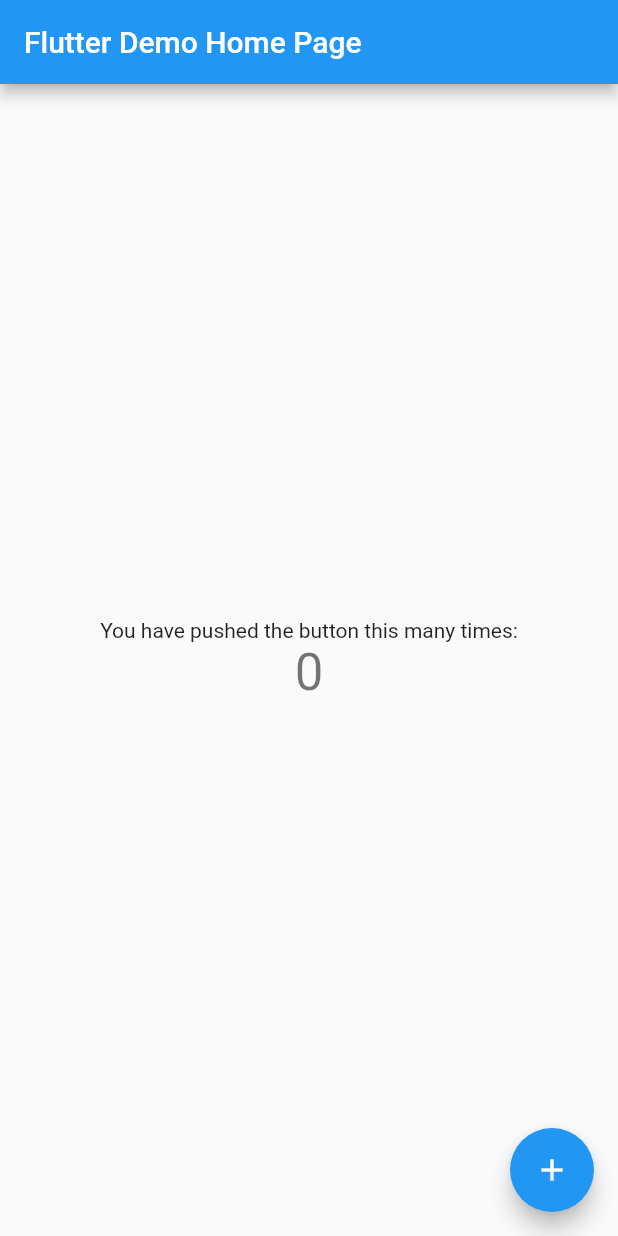
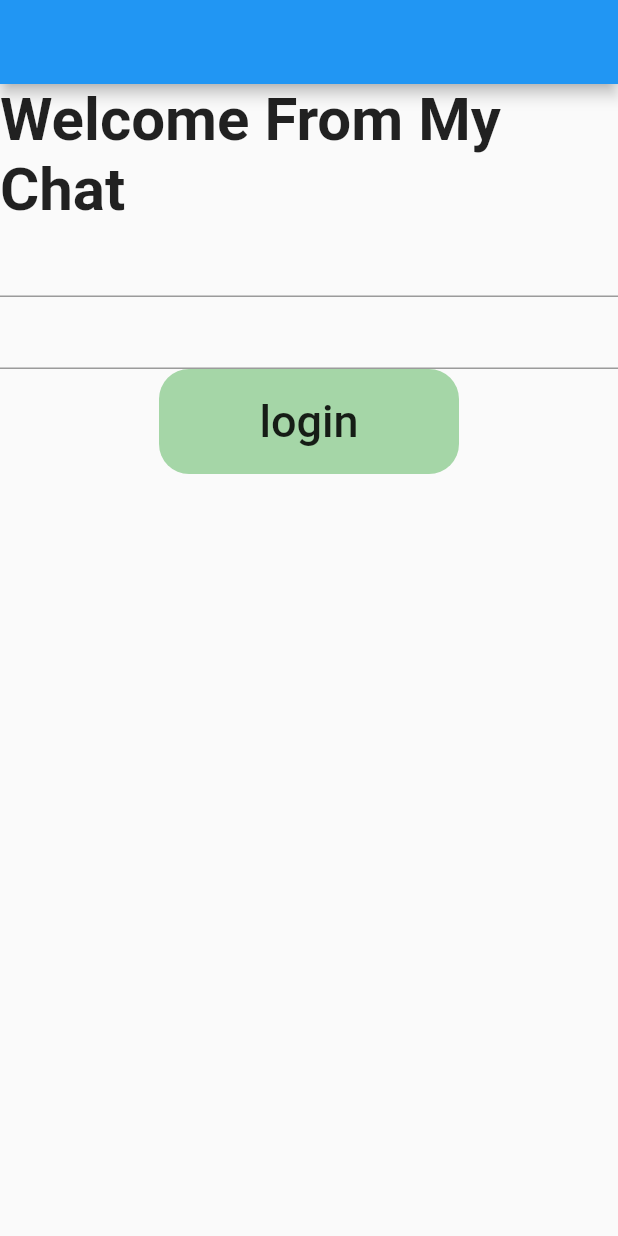
Before and after one commit to WannaMinKhant/group_chat_flutter, a Flutter app: the screen it shows after launch, on a phone screen of 412 x 824 dp. Run offline on Flutter 3.47's test engine with Material 2 defaults, Android fonts, the phone set to English and light mode, and no system bars.

Commit message:
Adding HomeScreen

```diff
--- a/lib/main.dart
+++ b/lib/main.dart
@@ -1,4 +1,5 @@
 import 'package:flutter/material.dart';
+import 'package:group_chat_flutter/screens/home_screen.dart';
 
 void main() {
   runApp(const MyApp());
@@ -11,11 +12,12 @@ class MyApp extends StatelessWidget {
   @override
   Widget build(BuildContext context) {
     return MaterialApp(
-      title: 'Flutter Demo',
+      debugShowCheckedModeBanner: false,
+      title: 'Group Chat',
       theme: ThemeData(
         primarySwatch: Colors.blue,
       ),
-      home: const MyHomePage(title: 'Flutter Demo Home Page'),
+      home: const HomePage(),
     );
   }
 }
--- /dev/null
+++ b/lib/screens/home_screen.dart
@@ -0,0 +1,48 @@
+import 'package:flutter/material.dart';
+
+class HomePage extends StatelessWidget {
+  const HomePage({Key? key}) : super(key: key);
+
+  @override
+  Widget build(BuildContext context) {
+    return Scaffold(
+      appBar: AppBar(),
+      body: Center(
+        child: Column(
+          children: [
+            const Text(
+              "Welcome From My Chat",
+              style: TextStyle(
+                fontWeight: FontWeight.bold,
+                fontSize: 40,
+              ),
+            ),
+            const TextField(
+
+            ),
+            const TextField(
+
+            ),
+            Container(
+              decoration: BoxDecoration(
+                borderRadius: BorderRadius.all(Radius.circular(20),),
+                color: Colors.green[200],
+              ),
+              width: 200,
+              height: 70,
+              child: const Center(
+                child: Text(
+                  "login",
+                  style: TextStyle(
+                    fontWeight: FontWeight.w500,
+                    fontSize: 30,
+                  ),
+                )
+              ),
+            ),
+          ],
+        ),
+      ),
+    );
+  }
+}
```
